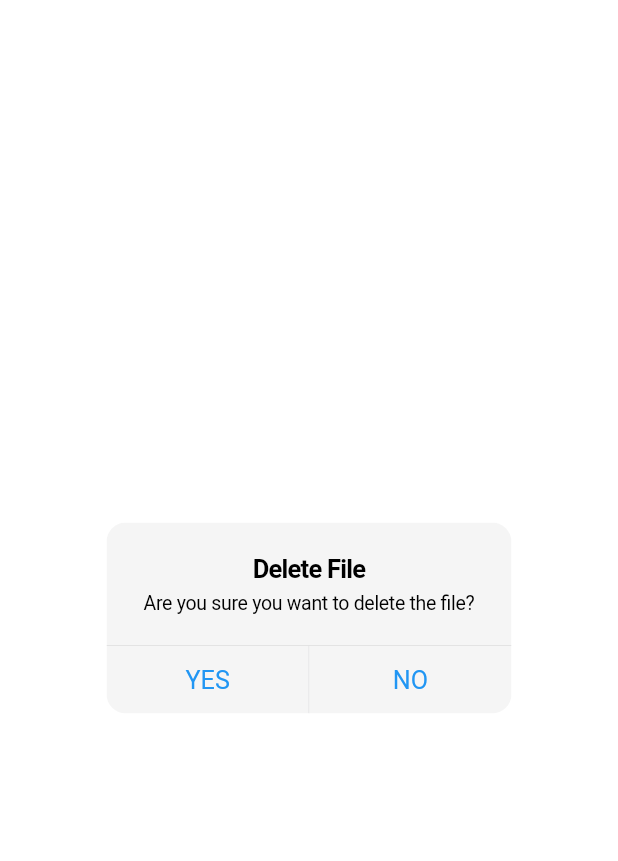
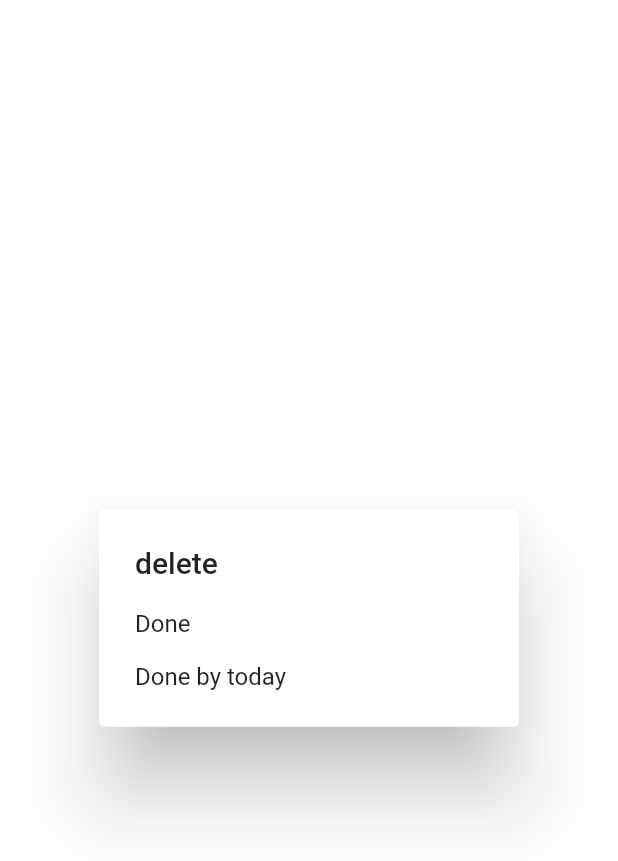
Before and after one commit to divyang-simform/best_folk_medicine, a Flutter app: the settingsPage screen opened directly, after a tap on "Simple Buttom", on a phone screen of 412 x 824 dp. Shown: the top 861 px of the screen. Run offline on Flutter 3.47's test engine with Material 2 defaults, Android fonts, the phone set to English and light mode, and no system bars; missing offline and left inert: dart:ffi.

Commit message:
button page 66% complete

```diff
--- a/lib/alert.dart
+++ b/lib/alert.dart
@@ -1,33 +1,46 @@
+import 'dart:ffi';
+import 'dart:io';
+
 import 'package:flutter/cupertino.dart';
 import 'package:flutter/material.dart';
-class alertButtonPage extends StatefulWidget {
-  const alertButtonPage({Key? key}) : super(key: key);
 
-  @override
-  _alertButtonPageState createState() => _alertButtonPageState();
-}
-
-class _alertButtonPageState extends State<alertButtonPage> {
+class alertPage extends StatelessWidget {
+  alertPage({Key? key, required this.title, required this.content })
+      : super(key: key);
+  String title;
+  String content;
   @override
   Widget build(BuildContext context) {
-    String title = "Delete File";
-    String content = "Are you sure you want to delete the file?";
+
+    if (Platform.isIOS) {
       return CupertinoAlertDialog(
         title: Text(title),
         content: Text(content),
         actions: [
-        CupertinoDialogAction(
-            child: Text("YES"),
-            onPressed: () {}
-        ),
+          CupertinoDialogAction(child: Text("YES"), onPressed: () {}),
           CupertinoDialogAction(
               child: Text("NO"),
-            onPressed: (){
+              onPressed: () {
                 Navigator.of(context).pop();
-            }
-        )
+              }),
         ],
       );
-    ;
+    }
+    else{
+      return AlertDialog(
+        title: Text(title),
+        content: Text(content),
+        actions: <Widget>[
+          TextButton(
+            onPressed: () => Navigator.pop(context, 'Cancel'),
+            child: const Text('Cancel'),
+          ),
+          TextButton(
+            onPressed: () => Navigator.pop(context, 'OK'),
+            child: const Text('OK'),
+          ),
+        ],
+      );
     }
   }
+}
--- /dev/null
+++ b/lib/dialog.dart
@@ -0,0 +1,38 @@
+// import 'dart:html';
+import 'dart:io';
+
+import 'package:flutter/cupertino.dart';
+import 'package:flutter/material.dart';
+
+class dialogPage extends StatelessWidget {
+  dialogPage({Key? key, required this.title, required this.content})
+      : super(key: key);
+  String title;
+  String content;
+
+  @override
+  Widget build(BuildContext context) {
+    if (Platform.isIOS) {
+      return CupertinoDialogAction(
+        child: Text(title),
+        onPressed: (){
+          Navigator.of(context).pop();
+        },
+      );
+    } else {
+      return SimpleDialog(
+        title: Text(title),
+        children: <Widget>[
+          SimpleDialogOption(
+            onPressed: () { Navigator.pop(context); },
+            child: const Text('Done'),
+          ),
+          SimpleDialogOption(
+            onPressed: () { Navigator.pop(context); },
+            child: const Text('Done by today'),
+          ),
+        ],
+      );
+    }
+  }
+}
--- a/lib/main.dart
+++ b/lib/main.dart
@@ -37,7 +37,7 @@
           ),
         ),
       ),
-      home: const MyHomePage(),
+      home: const settingsPage(),
     );
   }
 }
@@ -131,6 +131,7 @@
                       width: MediaQuery.of(context).size.width * .7,
                       child: GestureDetector(
                         child: Card(
+                          child: SingleChildScrollView(
                             child: Column(
                               children: [
                                 Image.asset(
@@ -158,6 +159,7 @@
                               ],
                             ),
                           ),
+                        ),
                         onTap: (){Navigator.push(
                           context,
                           MaterialPageRoute(builder: (context) => detailPage(image: article1[index]["image"], title: article1[index]["title"], name: article1[index]["writer"], description: article1[index]["description"], time: article1[index]["pastime"])),
@@ -181,7 +183,7 @@
         ),
 
       ),
-      // bottomNavigationBar: bottomBar(),
+      bottomNavigationBar: bottomBar(),
     );
   }
 }
--- a/lib/settingpage.dart
+++ b/lib/settingpage.dart
@@ -2,6 +2,7 @@
 
 import 'package:best_folk_medicine/alert.dart';
 import 'package:best_folk_medicine/controlbox.dart';
+import 'package:best_folk_medicine/dialog.dart';
 import 'package:flutter/cupertino.dart';
 import 'package:flutter/material.dart';
 
@@ -10,22 +11,6 @@ class settingsPage extends StatefulWidget {
 
   @override
   _settingsPageState createState() => _settingsPageState();
-}
-cupertinoalertButtonfuntion (String title , String content) {
-  CupertinoAlertDialog(
-    title: Text(title),
-    content: Text(content),
-    actions: [
-      CupertinoDialogAction(
-          child: Text("YES"),
-          onPressed: () {}
-      ),
-      CupertinoDialogAction(
-          child: Text("NO"),
-          onPressed: (){}
-      )
-    ],
-  );
 }
 
 class _settingsPageState extends State<settingsPage> {
@@ -40,19 +25,15 @@ class _settingsPageState extends State<settingsPage> {
             Container(
               margin: EdgeInsets.all(25),
               child: MaterialButton(
-                  child: Text(
-                    'Alert Button',
-                    style: TextStyle(fontSize: 20.0),
-                  ),
-                  onPressed: () => {
-                        showDialog(
-                          context: context,
-                          builder: (ctx) => cupertinoalertButtonfuntion(
-                            "Alert Dialog Box",
-                            "You have raised a Alert Dialog Box"),
-                          ),
-
-                      }),
+                child: Text(
+                  'Alert Button',
+                  style: TextStyle(fontSize: 20.0),
+                ),
+                onPressed: () {Navigator.push(
+                  context,
+                  MaterialPageRoute(builder: (context) => alertPage(title: "delete", content: "helloo")),
+                );},
+              ),
             ),
             Container(
               margin: EdgeInsets.all(25),
@@ -61,9 +42,9 @@ class _settingsPageState extends State<settingsPage> {
                   'Simple Buttom',
                   style: TextStyle(fontSize: 20.0),
                 ),
-                onPressed: () { Navigator.push(
+                onPressed: () {Navigator.push(
                   context,
-                  MaterialPageRoute(builder: (context) => const alertButtonPage()),
+                  MaterialPageRoute(builder: (context) => dialogPage(title: "delete", content: "helloo")),
                 );},
               ),
             ),
```
Lines whose indentation alone changed are shown as unchanged.
